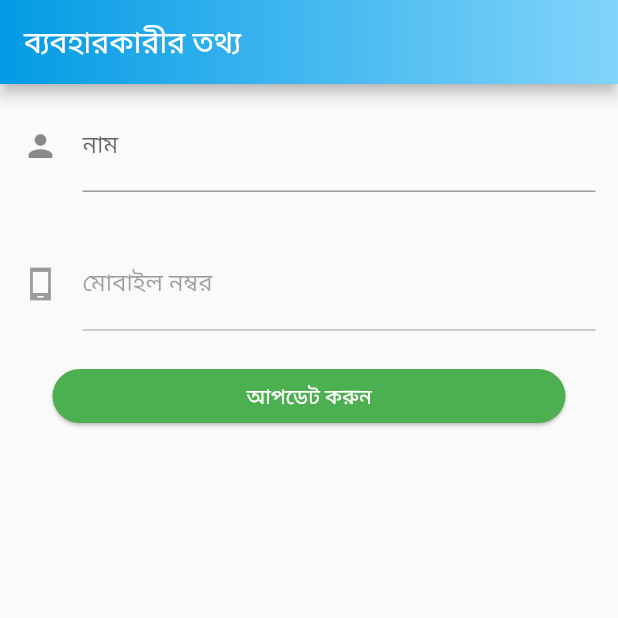
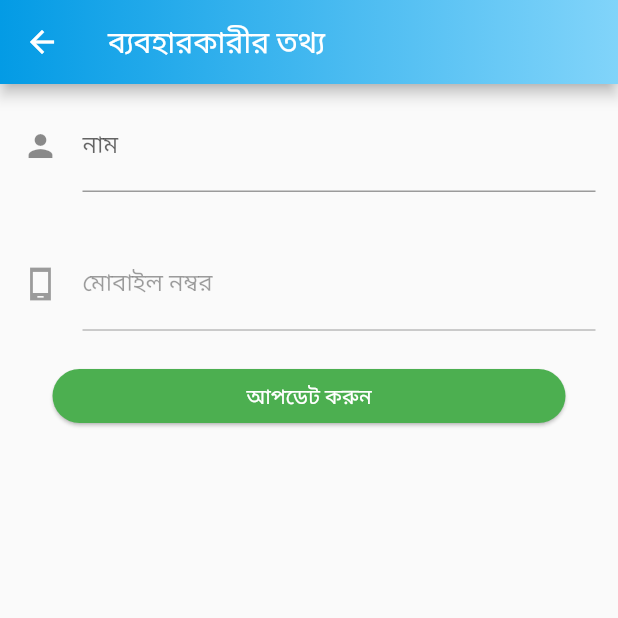
Before and after one commit to Azimul-Haque/diordnarabdnasjb, a Flutter app: the Home screen opened directly, in the side drawer, after a tap on the "edit" icon, on a phone screen of 412 x 824 dp, the top half of it. Run offline on Flutter 3.47's test engine with Material 2 defaults, Android fonts, the phone set to English and light mode, and no system bars; our stand-ins replace firebase_auth, firebase_core, pinput; missing offline and left inert: onesignal_flutter; accounts and stored records are empty; network calls fail.

Commit message:
Commit Thu 06/16/2022  3:50:54.23 8970

```diff
--- a/lib/home.dart
+++ b/lib/home.dart
@@ -111,7 +111,7 @@ class _HomeState extends State<Home> {
                   color: Colors.white,
                 ),
                 onPressed: () {
-                  Navigator.popUntil(context, (route) => false);
+                  Navigator.pop(context);
                   Navigator.of(context).push(
                     MaterialPageRoute(
                       builder: (context) => ProfileEditPage(userdata),
```
